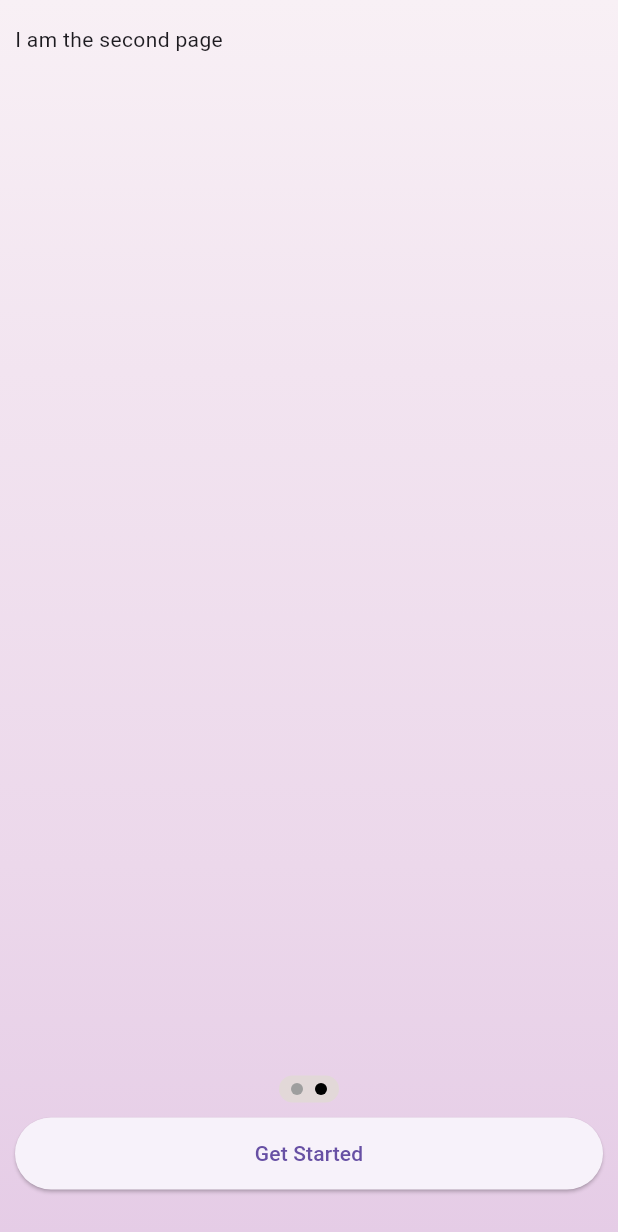
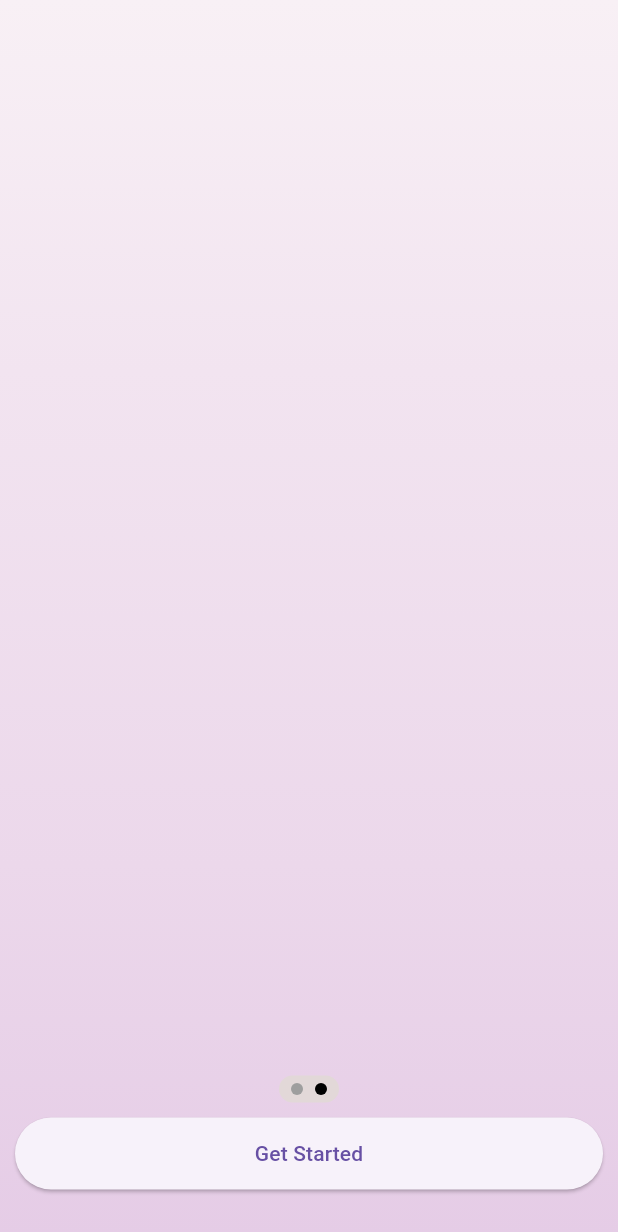
Before and after one commit to Dodai-Me/flowva-hub, a Flutter app: the screen it shows after launch, swiped to page 2, on a phone screen of 412 x 824 dp. Shown: the top 1232 px of the screen. Run offline on Flutter 3.47's test engine with Material 3 defaults, Android fonts, the phone set to English and light mode, and no system bars; drawn by our look-alikes of smooth_page_indicator; our stand-ins replace google_fonts.

Commit message:
Second Page Commenced!

```diff
--- a/lib/components/second_page.dart
+++ b/lib/components/second_page.dart
@@ -5,6 +5,6 @@ class SecondPage extends StatelessWidget {
 
   @override
   Widget build(BuildContext context) {
-    return const Text('I am the second page');
+    return ListView(children: []);
   }
 }
--- a/lib/gen/assets.gen.dart
+++ b/lib/gen/assets.gen.dart
@@ -14,9 +14,6 @@ import 'package:flutter/widgets.dart';
 class $AssetsImagesGen {
   const $AssetsImagesGen();
 
-  /// File path: assets/images/blender.png
-  AssetGenImage get blender => const AssetGenImage('assets/images/blender.png');
-
   /// File path: assets/images/chatgpt.png
   AssetGenImage get chatgpt => const AssetGenImage('assets/images/chatgpt.png');
 
@@ -30,7 +27,7 @@ class $AssetsImagesGen {
   AssetGenImage get notion => const AssetGenImage('assets/images/notion.png');
 
   /// List of all assets
-  List<AssetGenImage> get values => [blender, chatgpt, figma, framer, notion];
+  List<AssetGenImage> get values => [chatgpt, figma, framer, notion];
 }
 
 class Assets {
```
Also changed, not shown: assets/images/blender.png (deleted).
